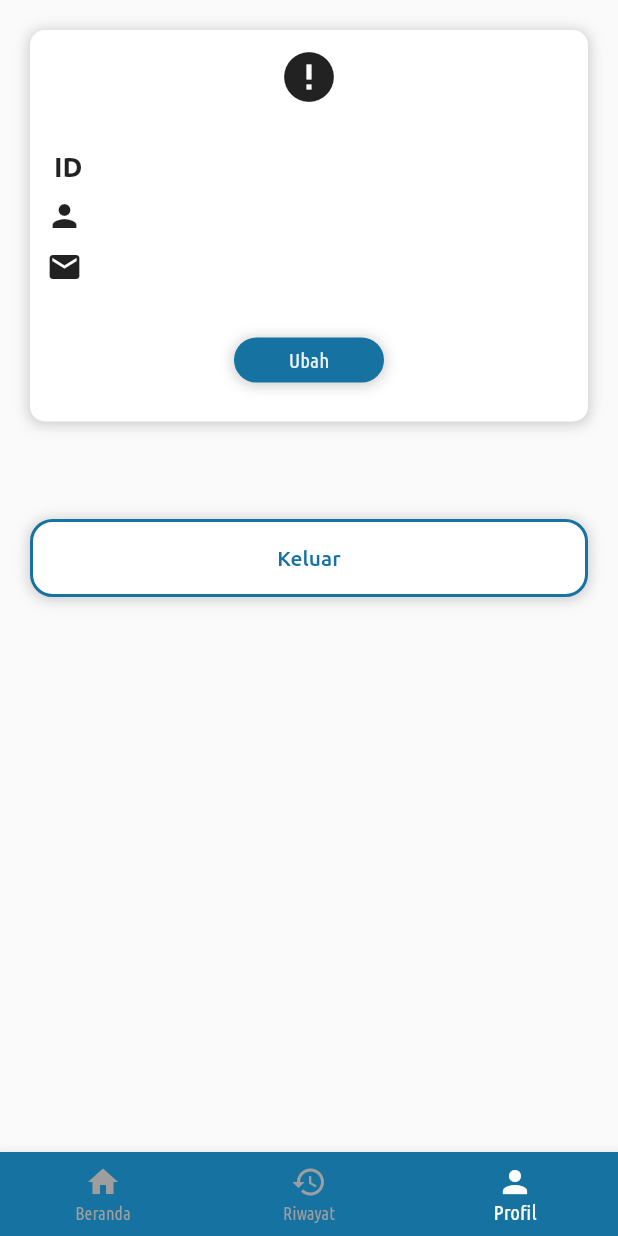
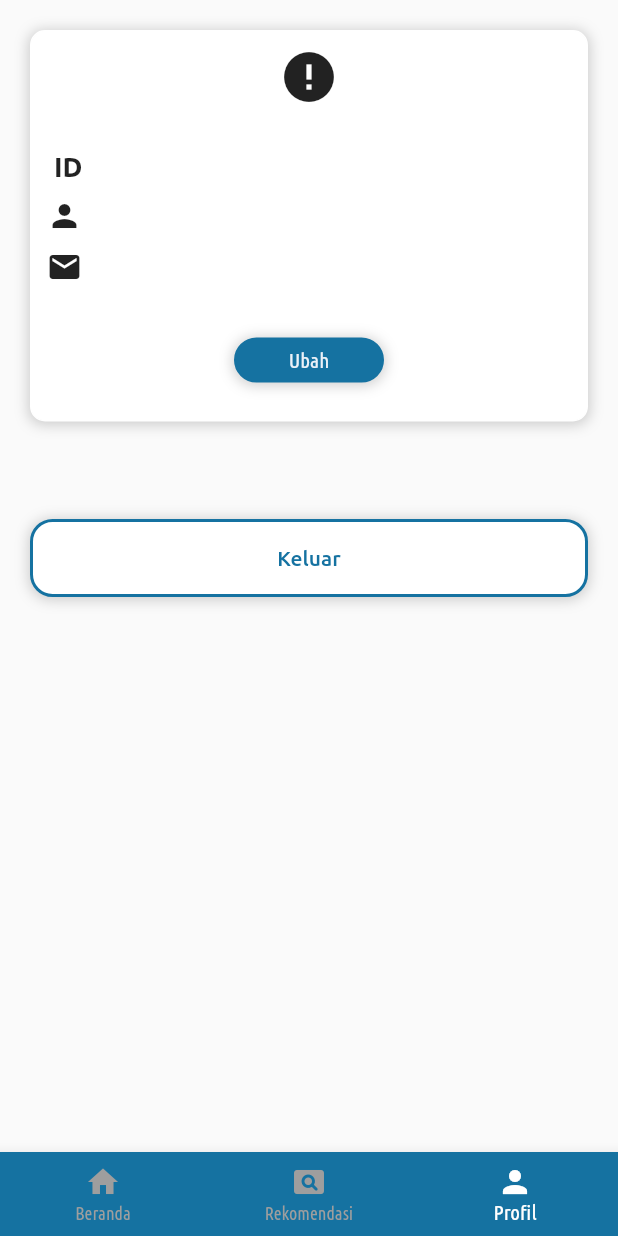
Before and after one commit to Arybobyku/Keramik-Flutter, a Flutter app: the MainMenuPage screen opened by its route, item 3 of the bottom bar chosen, on a phone screen of 412 x 824 dp. Run offline on Flutter 3.47's test engine with Material 2 defaults, Android fonts, the phone set to English and light mode, and no system bars; drawn by our look-alikes of cached_network_image; our stand-ins replace cloud_firestore, date_time_picker, file_picker, firebase_auth, firebase_core, firebase_storage and 14 more; missing offline and left inert: country_state_city_picker, dart:ffi, download_assets; accounts and stored records are empty; network calls fail; project files that could hold a hidden picture were left out.

```diff
--- a/lib/ui/user/main_menu_page.dart
+++ b/lib/ui/user/main_menu_page.dart
@@ -4,6 +4,7 @@ import 'package:keramik/helper/color_palette.dart';
 import 'package:keramik/helper/constants.dart';
 import 'package:keramik/provider/keramik.dart';
 import 'package:keramik/service/notification.dart';
+import 'package:keramik/ui/user/form/user_form_page.dart';
 import 'package:keramik/ui/user/home/user_home_page.dart';
 import 'package:keramik/ui/user/profile/user_profile_page.dart';
 import 'package:keramik/ui/user/riwayat/user_riwayat_page.dart';
@@ -45,7 +46,7 @@ class _MainMenuPageState extends State<MainMenuPage> {
 
   static List<Widget> _pageption = <Widget>[
     UserHomePage(),
-    UserRiwayatPage(),
+    UserFormPage(),
     UserProfilePage(),
   ];
   @override
@@ -66,8 +67,8 @@ class _MainMenuPageState extends State<MainMenuPage> {
             label: 'Beranda',
           ),
           BottomNavigationBarItem(
-            icon: Icon(Icons.history),
-            label: 'Riwayat',
+            icon: Icon(Icons.pageview_rounded),
+            label: 'Rekomendasi',
           ),
           BottomNavigationBarItem(
             icon: Icon(Icons.person),
```
Also changed, not shown: lib/ui/user/home/user_home_page.dart (+5 -5 lines).
